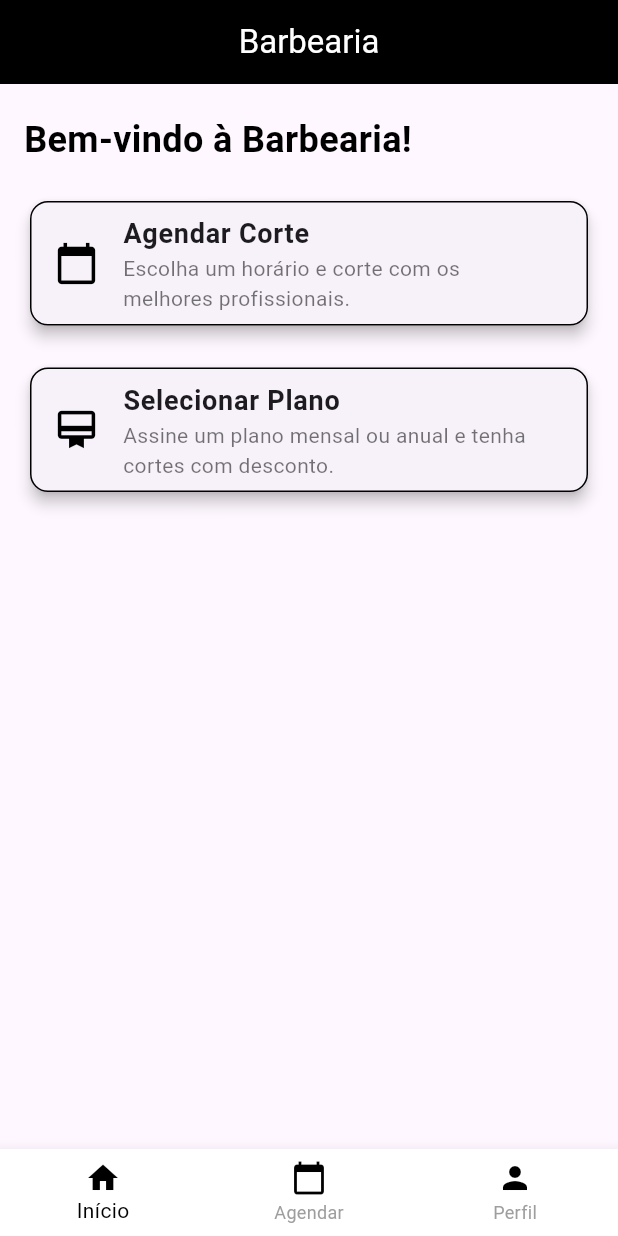
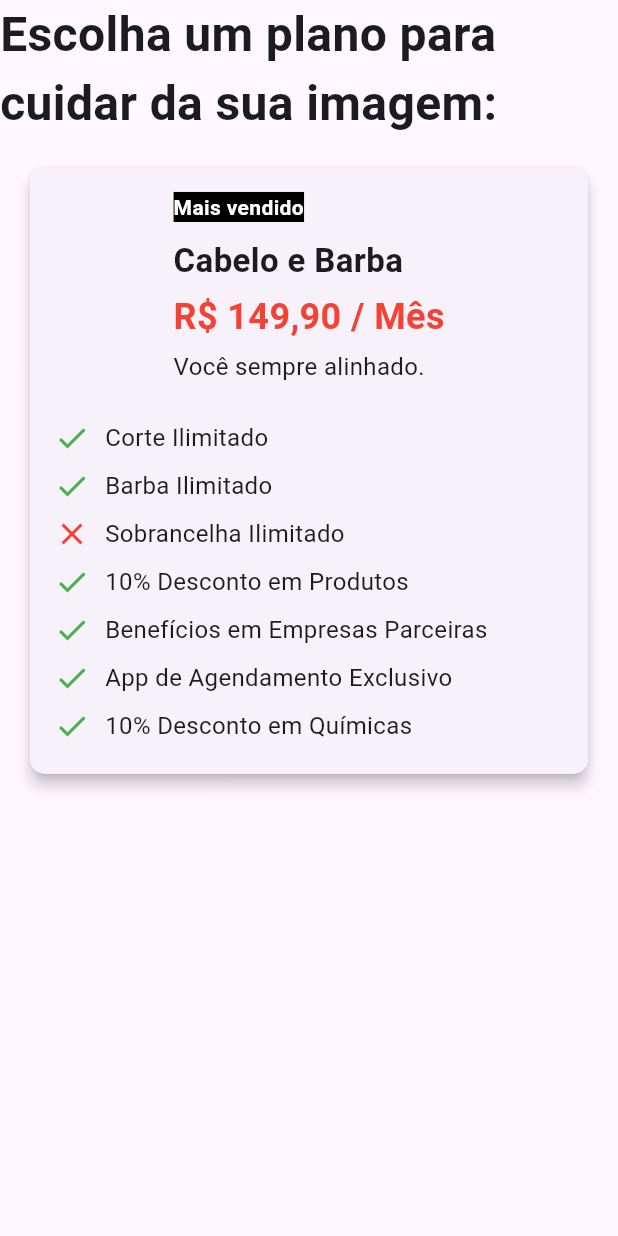
Before and after one commit to okBraga/barber-booking-flutter, a Flutter app: the screen it shows after launch, on a phone screen of 412 x 824 dp. Run offline on Flutter 3.47's test engine with Material 3 defaults, Android fonts, the phone set to English and light mode, and no system bars; our stand-ins replace flutter_svg, table_calendar.

Commit message:
'Added plan selection page'

```diff
--- a/lib/constants/routes.dart
+++ b/lib/constants/routes.dart
@@ -8,4 +8,5 @@ class Routes {
   static const professionalSelectionPage = '/professional-selection-page';
   static const dateSelectionPage = '/date-selection-page';
   static const summaryPage = '/summary-page';
+  static const planPage = '/plan-page';
 }
--- a/lib/main.dart
+++ b/lib/main.dart
@@ -2,6 +2,7 @@ import 'package:firebase_login/constants/routes.dart';
 import 'package:firebase_login/page/date_selection_page.dart';
 import 'package:firebase_login/page/home_page.dart';
 import 'package:firebase_login/page/login_page.dart';
+import 'package:firebase_login/page/plan_selection_page.dart';
 import 'package:firebase_login/page/professional_selection_page.dart';
 import 'package:firebase_login/page/service_selection_page.dart';
 import 'package:firebase_login/page/sign_up_page.dart';
@@ -23,15 +24,16 @@ class MyApp extends StatelessWidget {
         theme: ThemeData(
           useMaterial3: true,
         ),
-        initialRoute: Routes.homePage,
+        initialRoute: Routes.planPage,
         routes: {
           Routes.loginPage: (_) => const LoginPage(),
           Routes.sigUpPage: (_) => const SignUpPage(),
-          Routes.homePage: (_) => HomePage(),
+          Routes.homePage: (_) => const HomePage(),
           Routes.serviceSelectionPage: (_) => const ServiceSelectionPage(),
           Routes.professionalSelectionPage: (_) => const ProfessionalSelectionPage(),
           Routes.dateSelectionPage: (_) => const DateTimeSelectionPage(selectedProfessional: 'Profissional 1'),
           Routes.summaryPage: (_) => SummaryPage(),
+          Routes.planPage: (_) => PlanSelectionPage(),
         });
   }
 }
--- a/lib/page/home_page.dart
+++ b/lib/page/home_page.dart
@@ -2,11 +2,13 @@ import 'package:firebase_login/constants/routes.dart';
 import 'package:flutter/material.dart';
 
 class HomePage extends StatefulWidget {
+  const HomePage({super.key});
+
   @override
-  _HomePageState createState() => _HomePageState();
+  HomePageState createState() => HomePageState();
 }
 
-class _HomePageState extends State<HomePage> {
+class HomePageState extends State<HomePage> {
   int _selectedIndex = 0;
 
   void _onItemTapped(int index) {
--- /dev/null
+++ b/lib/page/plan_selection_page.dart
@@ -0,0 +1,99 @@
+import 'package:flutter/material.dart';
+
+class PlanSelectionPage extends StatelessWidget {
+  const PlanSelectionPage({super.key});
+
+  @override
+  Widget build(BuildContext context) {
+    return Scaffold(
+      body: Center(
+        child: Column(
+          children: [
+            const Text(
+              'Escolha um plano para cuidar da sua imagem: ',
+              style: TextStyle(fontWeight: FontWeight.bold, fontSize: 32),
+            ),
+            Padding(
+              padding: const EdgeInsets.all(16.0),
+              child: Card(
+                elevation: 4,
+                shape: RoundedRectangleBorder(
+                  borderRadius: BorderRadius.circular(10),
+                ),
+                child: Padding(
+                  padding: const EdgeInsets.all(16.0),
+                  child: Column(
+                    crossAxisAlignment: CrossAxisAlignment.start,
+                    mainAxisSize: MainAxisSize.min,
+                    children: [
+                      const Center(
+                        child: Column(
+                          crossAxisAlignment: CrossAxisAlignment.start,
+                          children: [
+                            Text(
+                              'Mais vendido',
+                              style: TextStyle(
+                                color: Colors.white,
+                                backgroundColor: Colors.black,
+                                fontWeight: FontWeight.bold,
+                              ),
+                            ),
+                            SizedBox(height: 10),
+                            Text(
+                              'Cabelo e Barba',
+                              style: TextStyle(
+                                fontSize: 22,
+                                fontWeight: FontWeight.bold,
+                              ),
+                            ),
+                            SizedBox(height: 5),
+                            Text(
+                              'R\$ 149,90 / Mês',
+                              style: TextStyle(
+                                fontSize: 24,
+                                fontWeight: FontWeight.bold,
+                                color: Colors.red,
+                              ),
+                            ),
+                            SizedBox(height: 5),
+                            Text(
+                              'Você sempre alinhado.',
+                              style: TextStyle(
+                                fontSize: 16,
+                              ),
+                            ),
+                          ],
+                        ),
+                      ),
+                      const SizedBox(height: 20),
+                      _buildFeatureRow(Icons.check, 'Corte Ilimitado'),
+                      _buildFeatureRow(Icons.check, 'Barba Ilimitado'),
+                      _buildFeatureRow(Icons.close, 'Sobrancelha Ilimitado'),
+                      _buildFeatureRow(Icons.check, '10% Desconto em Produtos'),
+                      _buildFeatureRow(Icons.check, 'Benefícios em Empresas Parceiras'),
+                      _buildFeatureRow(Icons.check, 'App de Agendamento Exclusivo'),
+                      _buildFeatureRow(Icons.check, '10% Desconto em Químicas'),
+                    ],
+                  ),
+                ),
+              ),
+            ),
+          ],
+        ),
+      ),
+    );
+  }
+
+  Widget _buildFeatureRow(IconData iconData, String text) {
+    return Padding(
+      padding: const EdgeInsets.symmetric(vertical: 4.0),
+      child: Row(
+        children: [
+          Icon(iconData, color: iconData == Icons.check ? Colors.green : Colors.red),
+          const SizedBox(width: 10),
+          Text(text, style: const TextStyle(fontSize: 16)),
+        ],
+      ),
+    );
+  }
+}
--- a/lib/page/summary_page.dart
+++ b/lib/page/summary_page.dart
@@ -1,3 +1,4 @@
+import 'package:firebase_login/core/text_style.dart';
 import 'package:flutter/material.dart';
 
 class SummaryPage extends StatelessWidget {
@@ -135,24 +136,14 @@ class SummaryPage extends StatelessWidget {
                           "Serviços Selecionados:",
                           style: TextStyle(fontSize: 18, fontWeight: FontWeight.bold),
                         ),
-                        IconButton(
-                          icon: const Icon(Icons.edit),
-                          onPressed: () {
-                            _showEditOptions(
-                              context,
-                              'Editar Serviços',
-                              ListView(
-                                shrinkWrap: true,
-                                children: selectedServices
-                                    .map((service) => ListTile(
-                                          title: Text(service['name']),
-                                          trailing: const Icon(Icons.check),
-                                          onTap: () {},
-                                        ))
-                                    .toList(),
-                              ),
-                            );
-                          },
+                        TextButton(
+                          onPressed: () {},
+                          child: Text(
+                            'Editar',
+                            style: headlineDot.copyWith(
+                              fontSize: 14.0,
+                            ),
+                          ),
                         ),
                       ],
                     ),
```
